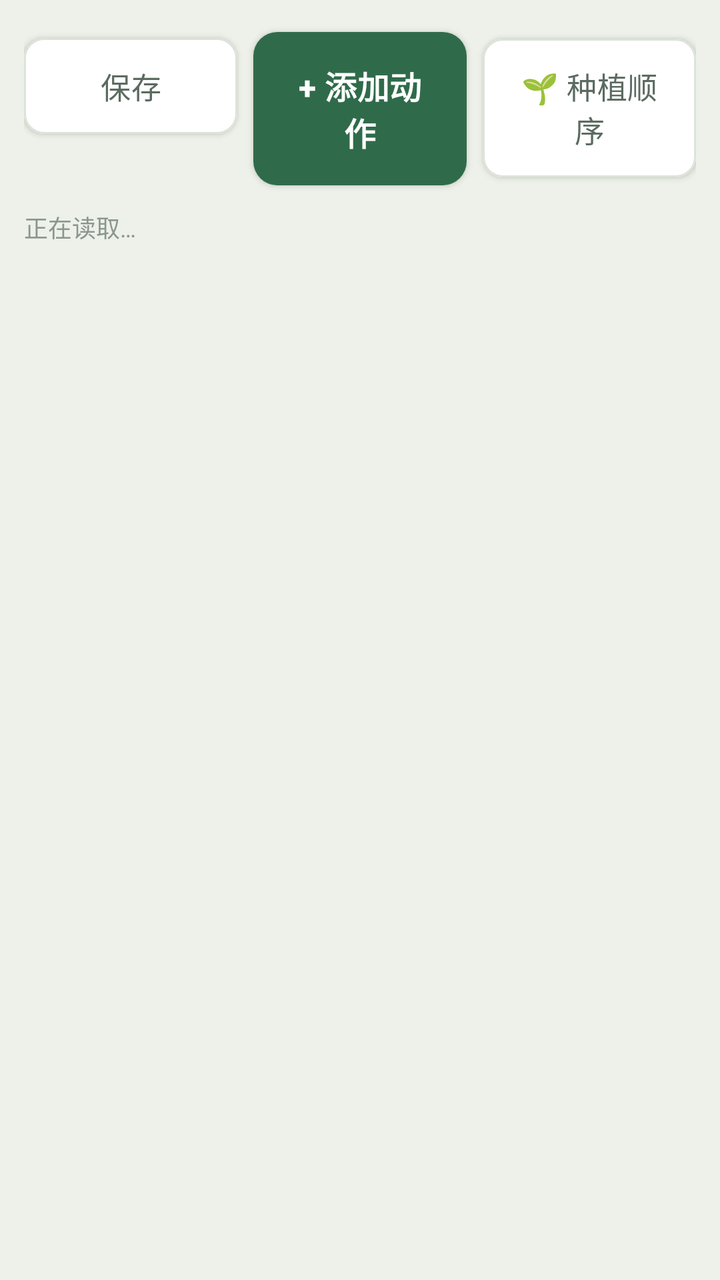
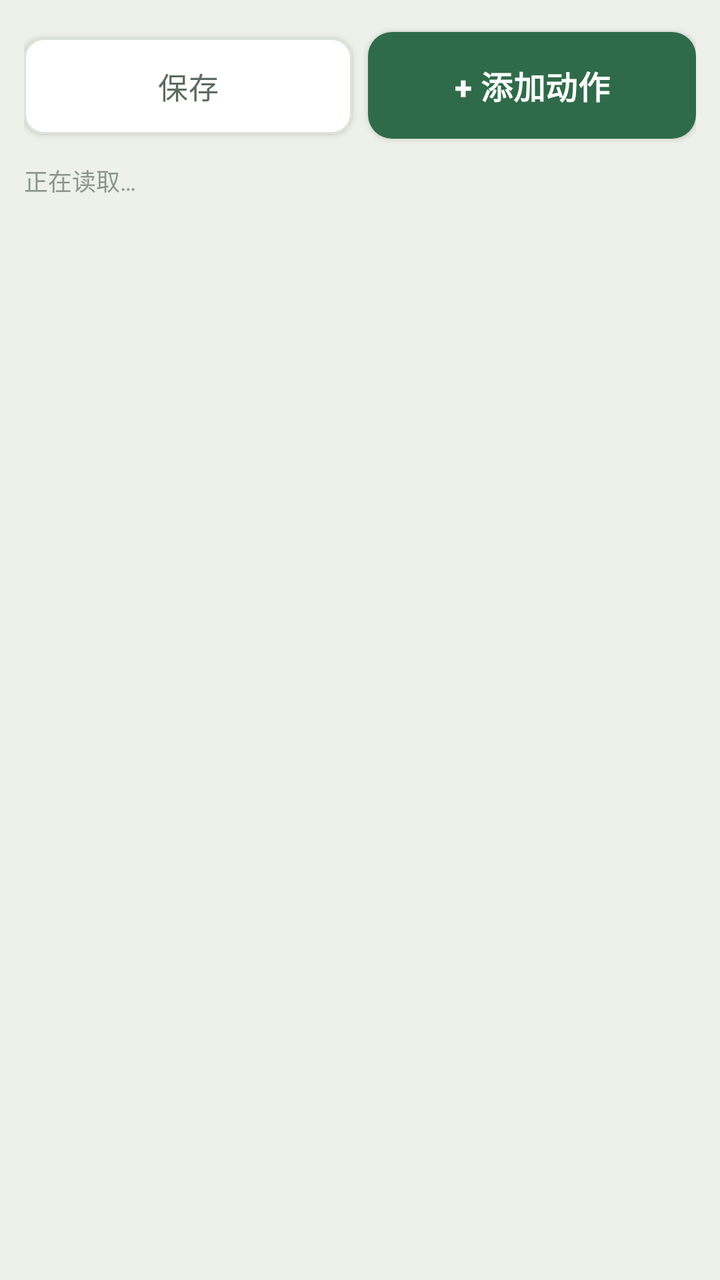

Compare the two renders of this Android layout. The source of the first and the diff that turns it into the second are given below.
<!-- AndroidManifest.xml: application theme Theme.Pvz2Auto -->
<!-- res/layout/page_zjs_editor.xml -->
<?xml version="1.0" encoding="utf-8"?>
<LinearLayout xmlns:android="http://schemas.android.com/apk/res/android"
    android:layout_width="match_parent"
    android:layout_height="match_parent"
    android:orientation="vertical"
    android:paddingHorizontal="12dp"
    android:paddingTop="10dp">

    
    <LinearLayout
        android:layout_width="match_parent"
        android:layout_height="wrap_content"
        android:orientation="horizontal">

        <com.google.android.material.button.MaterialButton
            android:id="@+id/btnZjsSave"
            style="@style/AppButton.Outline"
            android:layout_width="0dp"
            android:layout_height="wrap_content"
            android:layout_weight="1"
            android:text="@string/zjs_save" />

        <com.google.android.material.button.MaterialButton
            android:id="@+id/btnZjsAddAction"
            style="@style/AppButton.Primary"
            android:layout_width="0dp"
            android:layout_height="wrap_content"
            android:layout_marginStart="8dp"
            android:layout_weight="1"
            android:text="@string/zjs_add_action" />

        <com.google.android.material.button.MaterialButton
            android:id="@+id/btnZjsChain"
            style="@style/AppButton.Outline"
            android:layout_width="0dp"
            android:layout_height="wrap_content"
            android:layout_marginStart="8dp"
            android:layout_weight="1"
            android:text="@string/zjs_plant_order" />
    </LinearLayout>

    
    <LinearLayout
        android:id="@+id/llZjsNav"
        android:layout_width="match_parent"
        android:layout_height="wrap_content"
        android:layout_marginTop="6dp"
        android:gravity="center_vertical"
        android:orientation="horizontal"
        android:visibility="gone">

        <com.google.android.material.button.MaterialButton
            android:id="@+id/btnZjsUp"
            style="@style/AppButton.Outline"
            android:layout_width="wrap_content"
            android:minWidth="0dp"
            android:layout_height="wrap_content"
            android:insetTop="0dp"
            android:insetBottom="0dp"
            android:text="@string/zjs_back" />

        <TextView
            android:id="@+id/tvZjsPath"
            style="@style/Text.Hint"
            android:layout_width="0dp"
            android:layout_height="wrap_content"
            android:layout_marginStart="8dp"
            android:layout_weight="1"
            android:ellipsize="start"
            android:maxLines="1" />
    </LinearLayout>

    
    <TextView
        android:id="@+id/tvZjsSummary"
        style="@style/Text.Hint"
        android:layout_width="match_parent"
        android:layout_height="wrap_content"
        android:layout_marginTop="6dp"
        android:text="@string/zjs_loading" />

    <androidx.recyclerview.widget.RecyclerView
        android:id="@+id/rvZjsActions"
        android:layout_width="match_parent"
        android:layout_height="0dp"
        android:layout_marginTop="6dp"
        android:layout_weight="1"
        android:clipToPadding="false"
        android:paddingBottom="8dp" />
</LinearLayout>
<!-- resources referenced by this layout -->
<resources>
  <string name="zjs_add_action">+ 添加动作</string>
  <string name="zjs_back">← 返回</string>
  <string name="zjs_loading">正在读取…</string>
  <string name="zjs_plant_order">🌱 种植顺序</string>
  <string name="zjs_save">保存</string>
  <style name="AppButton.Outline">
          <item name="backgroundTint">@color/surface</item>
          <item name="android:textColor">@color/ink_muted</item>
          <item name="strokeColor">@color/hairline</item>
          <item name="strokeWidth">1dp</item>
          <item name="rippleColor">@color/lawn_tint</item>
      </style>
  <style name="AppButton.Primary">
          <item name="android:textSize">16sp</item>
          <item name="android:textStyle">bold</item>
          <item name="android:paddingTop">15dp</item>
          <item name="android:paddingBottom">15dp</item>
          <item name="backgroundTint">@color/lawn</item>
          <item name="android:textColor">@color/on_lawn</item>
          <item name="rippleColor">@color/lawn_pressed</item>
          <item name="cornerRadius">12dp</item>
      </style>
  <style name="Text.Hint">
          <item name="android:layout_width">match_parent</item>
          <item name="android:textSize">12sp</item>
          <item name="android:textColor">@color/ink_faint</item>
          <item name="android:lineSpacingMultiplier">1.3</item>
      </style>
  <style name="Theme.Pvz2Auto" parent="Theme.MaterialComponents.Light.NoActionBar">
          <item name="colorPrimary">@color/lawn</item>
          <item name="colorPrimaryVariant">@color/lawn_pressed</item>
          <item name="colorOnPrimary">@color/on_lawn</item>
          <item name="colorSecondary">@color/sun</item>
          <item name="colorOnSecondary">@color/ink</item>
          <item name="colorSurface">@color/surface</item>
          <item name="colorOnSurface">@color/ink</item>
          <item name="android:colorBackground">@color/paper</item>
          <item name="android:textColorPrimary">@color/ink</item>
          <item name="android:textColorSecondary">@color/ink_muted</item>
          
          <item name="android:statusBarColor">@color/paper</item>
          <item name="android:windowLightStatusBar">true</item>
          <item name="android:navigationBarColor">@color/paper</item>
      </style>
  <color name="surface">#FFFFFF</color>
  <color name="ink_muted">#5C6B60</color>
  <color name="hairline">#DCE3D8</color>
  <color name="lawn_tint">#E4EDE7</color>
  <color name="lawn">#2F6B4A</color>
  <color name="on_lawn">#FFFFFF</color>
  <color name="lawn_pressed">#245539</color>
  <color name="ink_faint">#8B978E</color>
  <color name="sun">#C8871F</color>
  <color name="ink">#16241C</color>
  <color name="paper">#EDF1E9</color>
</resources>

<!-- the commit's change to res/layout/page_zjs_editor.xml (unified diff, before → after) -->
@@ -29,14 +29,6 @@
             android:layout_weight="1"
             android:text="@string/zjs_add_action" />
 
-        <com.google.android.material.button.MaterialButton
-            android:id="@+id/btnZjsChain"
-            style="@style/AppButton.Outline"
-            android:layout_width="0dp"
-            android:layout_height="wrap_content"
-            android:layout_marginStart="8dp"
-            android:layout_weight="1"
-            android:text="@string/zjs_plant_order" />
     </LinearLayout>
 
     
<!-- resource entries referenced after the edit -->
@@ -3,7 +3,6 @@
   <string name="zjs_add_action">+ 添加动作</string>
   <string name="zjs_back">← 返回</string>
   <string name="zjs_loading">正在读取…</string>
-  <string name="zjs_plant_order">🌱 种植顺序</string>
   <string name="zjs_save">保存</string>
   <style name="AppButton.Outline">
           <item name="backgroundTint">@color/surface</item>
